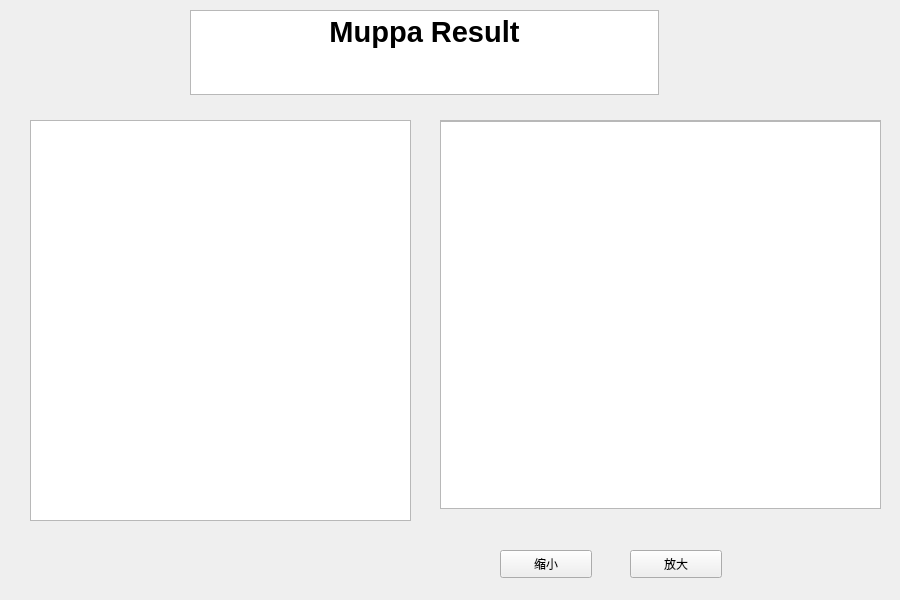
This is mupparesult.ui in hgp456/QT-SoftwareHardwaretool as Qt 5 draws it before an edit. The edited form follows.
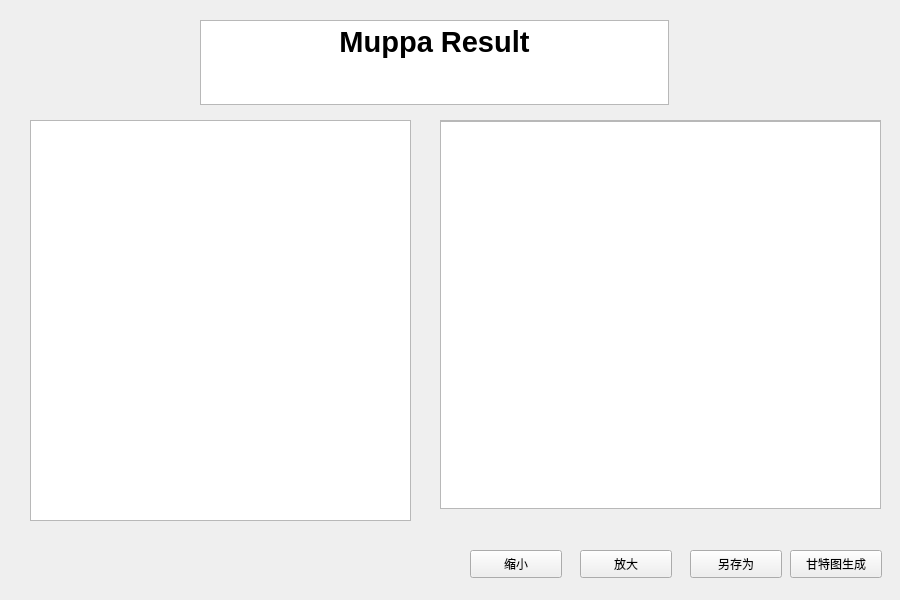
This is the edited form.

Patch:
```diff
--- a/mupparesult.ui
+++ b/mupparesult.ui
@@ -59,8 +59,8 @@
   <widget class="QTextBrowser" name="textBrowser">
    <property name="geometry">
     <rect>
-     <x>190</x>
-     <y>10</y>
+     <x>200</x>
+     <y>20</y>
      <width>469</width>
      <height>85</height>
     </rect>
@@ -79,7 +79,7 @@
   <widget class="QPushButton" name="pushButton">
    <property name="geometry">
     <rect>
-     <x>500</x>
+     <x>470</x>
      <y>550</y>
      <width>92</width>
      <height>28</height>
@@ -92,7 +92,7 @@
   <widget class="QPushButton" name="pushButton_2">
    <property name="geometry">
     <rect>
-     <x>630</x>
+     <x>580</x>
      <y>550</y>
      <width>92</width>
      <height>28</height>
@@ -128,6 +128,32 @@
     <string>缩小</string>
    </property>
   </widget>
+  <widget class="QPushButton" name="pushButton_5">
+   <property name="geometry">
+    <rect>
+     <x>690</x>
+     <y>550</y>
+     <width>92</width>
+     <height>28</height>
+    </rect>
+   </property>
+   <property name="text">
+    <string>另存为</string>
+   </property>
+  </widget>
+  <widget class="QPushButton" name="pushButton_6">
+   <property name="geometry">
+    <rect>
+     <x>790</x>
+     <y>550</y>
+     <width>92</width>
+     <height>28</height>
+    </rect>
+   </property>
+   <property name="text">
+    <string>甘特图生成</string>
+   </property>
+  </widget>
  </widget>
  <resources/>
  <connections/>
```
